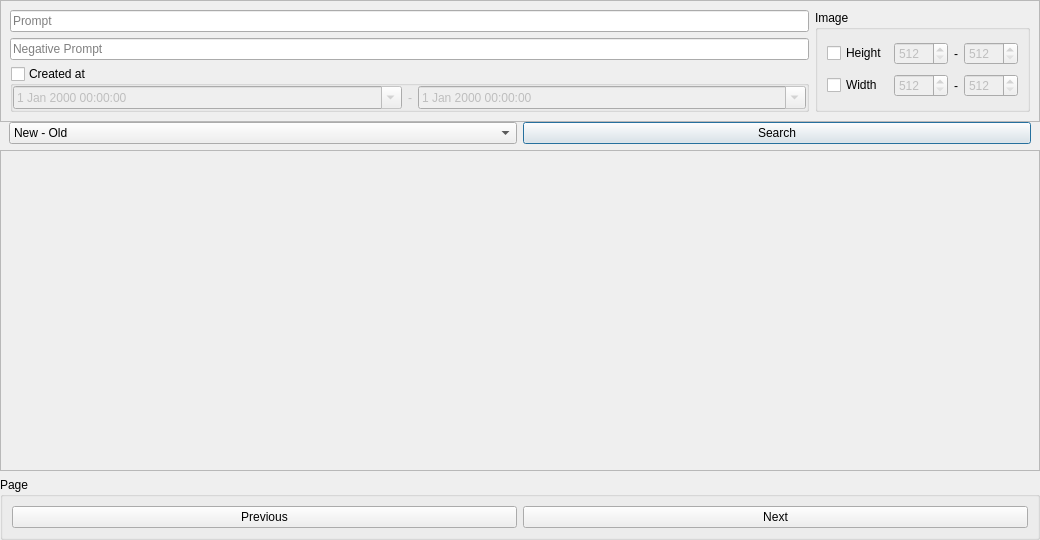
Before: the Qt Designer form leonardo_ai/view/generation_search.ui in rainu/krita-leonardo-ai, drawn with Qt 5.
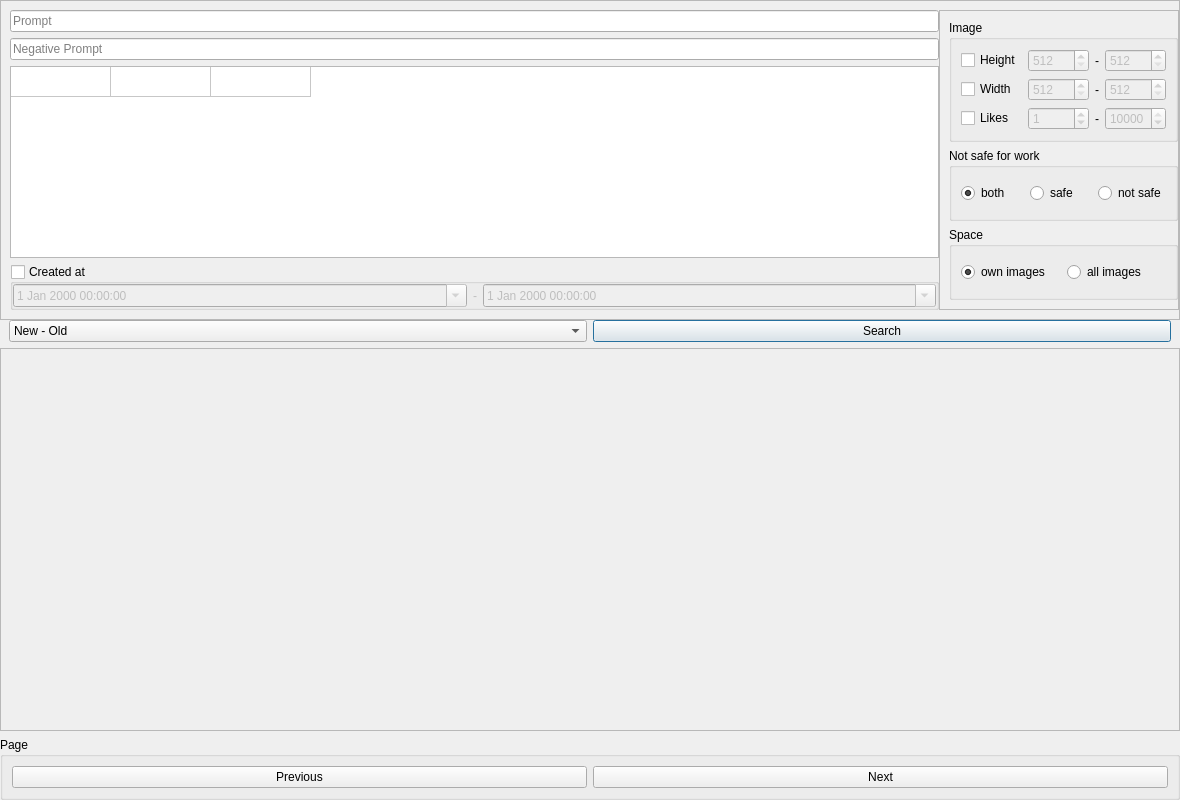
After: the same form once the commit is applied.

Commit message: add more options to search already generated images (not only the images from the user)

```diff
--- a/leonardo_ai/view/generation_search.ui
+++ b/leonardo_ai/view/generation_search.ui
@@ -6,8 +6,8 @@
    <rect>
     <x>0</x>
     <y>0</y>
-    <width>1040</width>
-    <height>540</height>
+    <width>1180</width>
+    <height>800</height>
    </rect>
   </property>
   <property name="windowTitle">
@@ -52,6 +52,12 @@
       </property>
       <item>
        <widget class="QFrame" name="frame_4">
+        <property name="sizePolicy">
+         <sizepolicy hsizetype="Preferred" vsizetype="Maximum">
+          <horstretch>0</horstretch>
+          <verstretch>0</verstretch>
+         </sizepolicy>
+        </property>
         <property name="frameShape">
          <enum>QFrame::StyledPanel</enum>
         </property>
@@ -59,6 +65,12 @@
          <enum>QFrame::Raised</enum>
         </property>
         <layout class="QHBoxLayout" name="horizontalLayout_8">
+         <property name="spacing">
+          <number>0</number>
+         </property>
+         <property name="rightMargin">
+          <number>0</number>
+         </property>
          <item>
           <widget class="QFrame" name="frame_5">
            <property name="frameShape">
@@ -82,6 +94,12 @@
             </property>
             <item>
              <widget class="QLineEdit" name="inPrompt">
+              <property name="sizePolicy">
+               <sizepolicy hsizetype="Expanding" vsizetype="Maximum">
+                <horstretch>0</horstretch>
+                <verstretch>0</verstretch>
+               </sizepolicy>
+              </property>
               <property name="placeholderText">
                <string>Prompt</string>
               </property>
@@ -89,13 +107,57 @@
             </item>
             <item>
              <widget class="QLineEdit" name="inNegativePrompt">
+              <property name="sizePolicy">
+               <sizepolicy hsizetype="Expanding" vsizetype="Maximum">
+                <horstretch>0</horstretch>
+                <verstretch>0</verstretch>
+               </sizepolicy>
+              </property>
               <property name="placeholderText">
                <string>Negative Prompt</string>
               </property>
              </widget>
             </item>
+            <item>
+             <widget class="QTableWidget" name="tblModel">
+              <property name="sizePolicy">
+               <sizepolicy hsizetype="Expanding" vsizetype="Expanding">
+                <horstretch>0</horstretch>
+                <verstretch>0</verstretch>
+               </sizepolicy>
+              </property>
+              <property name="minimumSize">
+               <size>
+                <width>0</width>
+                <height>128</height>
+               </size>
+              </property>
+              <property name="rowCount">
+               <number>1</number>
+              </property>
+              <property name="columnCount">
+               <number>3</number>
+              </property>
+              <attribute name="horizontalHeaderVisible">
+               <bool>false</bool>
+              </attribute>
+              <attribute name="verticalHeaderVisible">
+               <bool>false</bool>
+              </attribute>
+              <row/>
+              <column/>
+              <column/>
+              <column/>
+             </widget>
+            </item>
             <item>
              <widget class="QGroupBox" name="grpCreatedAt">
+              <property name="sizePolicy">
+               <sizepolicy hsizetype="Preferred" vsizetype="Maximum">
+                <horstretch>0</horstretch>
+                <verstretch>0</verstretch>
+               </sizepolicy>
+              </property>
               <property name="title">
                <string>Created at</string>
               </property>
@@ -181,6 +243,21 @@
             <property name="bottomMargin">
              <number>0</number>
             </property>
+           </layout>
+          </widget>
+         </item>
+         <item>
+          <widget class="QFrame" name="frame_7">
+           <property name="frameShape">
+            <enum>QFrame::StyledPanel</enum>
+           </property>
+           <property name="frameShadow">
+            <enum>QFrame::Raised</enum>
+           </property>
+           <layout class="QVBoxLayout" name="verticalLayout_6">
+            <property name="rightMargin">
+             <number>0</number>
+            </property>
             <item>
              <widget class="QGroupBox" name="groupBox_3">
               <property name="title">
@@ -193,6 +270,20 @@
                <bool>false</bool>
               </property>
               <layout class="QGridLayout" name="gridLayout">
+               <item row="0" column="0">
+                <widget class="QCheckBox" name="chkHeight">
+                 <property name="text">
+                  <string>Height</string>
+                 </property>
+                </widget>
+               </item>
+               <item row="1" column="0">
+                <widget class="QCheckBox" name="chkWidth">
+                 <property name="text">
+                  <string>Width</string>
+                 </property>
+                </widget>
+               </item>
                <item row="0" column="1">
                 <widget class="QSpinBox" name="inHeightMin">
                  <property name="enabled">
@@ -209,26 +300,6 @@
                  </property>
                 </widget>
                </item>
-               <item row="0" column="3">
-                <widget class="QSpinBox" name="inHeightMax">
-                 <property name="enabled">
-                  <bool>false</bool>
-                 </property>
-                 <property name="minimum">
-                  <number>512</number>
-                 </property>
-                 <property name="maximum">
-                  <number>2048</number>
-                 </property>
-                </widget>
-               </item>
-               <item row="1" column="2">
-                <widget class="QLabel" name="label_4">
-                 <property name="text">
-                  <string>-</string>
-                 </property>
-                </widget>
-               </item>
                <item row="1" column="3">
                 <widget class="QSpinBox" name="inWidthMax">
                  <property name="enabled">
@@ -242,10 +313,10 @@
                  </property>
                 </widget>
                </item>
-               <item row="1" column="0">
-                <widget class="QCheckBox" name="chkWidth">
+               <item row="1" column="2">
+                <widget class="QLabel" name="label_4">
                  <property name="text">
-                  <string>Width</string>
+                  <string>-</string>
                  </property>
                 </widget>
                </item>
@@ -262,10 +333,10 @@
                  </property>
                 </widget>
                </item>
-               <item row="0" column="0">
-                <widget class="QCheckBox" name="chkHeight">
+               <item row="2" column="0">
+                <widget class="QCheckBox" name="chkLikes">
                  <property name="text">
-                  <string>Height</string>
+                  <string>Likes</string>
                  </property>
                 </widget>
                </item>
@@ -276,6 +347,132 @@
                  </property>
                 </widget>
                </item>
+               <item row="0" column="3">
+                <widget class="QSpinBox" name="inHeightMax">
+                 <property name="enabled">
+                  <bool>false</bool>
+                 </property>
+                 <property name="minimum">
+                  <number>512</number>
+                 </property>
+                 <property name="maximum">
+                  <number>2048</number>
+                 </property>
+                </widget>
+               </item>
+               <item row="2" column="1">
+                <widget class="QSpinBox" name="inLikesMin">
+                 <property name="enabled">
+                  <bool>false</bool>
+                 </property>
+                 <property name="minimum">
+                  <number>0</number>
+                 </property>
+                 <property name="maximum">
+                  <number>10000</number>
+                 </property>
+                 <property name="value">
+                  <number>1</number>
+                 </property>
+                </widget>
+               </item>
+               <item row="2" column="3">
+                <widget class="QSpinBox" name="inLikesMax">
+                 <property name="enabled">
+                  <bool>false</bool>
+                 </property>
+                 <property name="minimum">
+                  <number>0</number>
+                 </property>
+                 <property name="maximum">
+                  <number>10000</number>
+                 </property>
+                 <property name="value">
+                  <number>10000</number>
+                 </property>
+                </widget>
+               </item>
+               <item row="2" column="2">
+                <widget class="QLabel" name="label_5">
+                 <property name="text">
+                  <string>-</string>
+                 </property>
+                </widget>
+               </item>
+              </layout>
+             </widget>
+            </item>
+            <item>
+             <widget class="QGroupBox" name="groupBox_8">
+              <property name="title">
+               <string>Not safe for work</string>
+              </property>
+              <layout class="QHBoxLayout" name="horizontalLayout">
+               <item>
+                <widget class="QRadioButton" name="radNSFWBoth">
+                 <property name="text">
+                  <string>both</string>
+                 </property>
+                 <property name="checked">
+                  <bool>true</bool>
+                 </property>
+                 <attribute name="buttonGroup">
+                  <string notr="true">buttonGroup</string>
+                 </attribute>
+                </widget>
+               </item>
+               <item>
+                <widget class="QRadioButton" name="radNSFWSafe">
+                 <property name="text">
+                  <string>safe</string>
+                 </property>
+                 <attribute name="buttonGroup">
+                  <string notr="true">buttonGroup</string>
+                 </attribute>
+                </widget>
+               </item>
+               <item>
+                <widget class="QRadioButton" name="radNSFWNotSafe">
+                 <property name="text">
+                  <string>not safe</string>
+                 </property>
+                 <attribute name="buttonGroup">
+                  <string notr="true">buttonGroup</string>
+                 </attribute>
+                </widget>
+               </item>
+              </layout>
+             </widget>
+            </item>
+            <item>
+             <widget class="QGroupBox" name="groupBox_8">
+              <property name="title">
+               <string>Space</string>
+              </property>
+              <layout class="QHBoxLayout" name="horizontalLayout_2">
+               <item>
+                <widget class="QRadioButton" name="radOwn">
+                 <property name="text">
+                  <string>own images</string>
+                 </property>
+                 <property name="checked">
+                  <bool>true</bool>
+                 </property>
+                 <attribute name="buttonGroup">
+                  <string notr="true">buttonGroup_2</string>
+                 </attribute>
+                </widget>
+               </item>
+               <item>
+                <widget class="QRadioButton" name="radCommunity">
+                 <property name="text">
+                  <string>all images</string>
+                 </property>
+                 <attribute name="buttonGroup">
+                  <string notr="true">buttonGroup_2</string>
+                 </attribute>
+                </widget>
+               </item>
               </layout>
              </widget>
             </item>
@@ -285,30 +482,6 @@
         </layout>
        </widget>
       </item>
-      <item>
-       <widget class="QFrame" name="frame_3">
-        <property name="frameShape">
-         <enum>QFrame::NoFrame</enum>
-        </property>
-        <property name="frameShadow">
-         <enum>QFrame::Raised</enum>
-        </property>
-        <layout class="QHBoxLayout" name="horizontalLayout_4">
-         <property name="leftMargin">
-          <number>0</number>
-         </property>
-         <property name="topMargin">
-          <number>0</number>
-         </property>
-         <property name="rightMargin">
-          <number>0</number>
-         </property>
-         <property name="bottomMargin">
-          <number>0</number>
-         </property>
-        </layout>
-       </widget>
-      </item>
       <item>
        <widget class="QFrame" name="frame_2">
         <property name="frameShape">
@@ -325,7 +498,7 @@
           <number>0</number>
          </property>
          <item>
-          <widget class="QComboBox" name="cmbCreatedAt">
+          <widget class="QComboBox" name="cmbOrderBy">
            <item>
             <property name="text">
              <string>New - Old</string>
@@ -336,6 +509,16 @@
              <string>Old - New</string>
             </property>
            </item>
+           <item>
+            <property name="text">
+             <string>More Likes - Less Likes</string>
+            </property>
+           </item>
+           <item>
+            <property name="text">
+             <string>Less Likes - More Likes</string>
+            </property>
+           </item>
           </widget>
          </item>
          <item>
@@ -361,8 +544,8 @@
        <rect>
         <x>0</x>
         <y>0</y>
-        <width>1038</width>
-        <height>298</height>
+        <width>1178</width>
+        <height>360</height>
        </rect>
       </property>
       <layout class="QVBoxLayout" name="verticalLayout_5">
```
Left out of the diff: 4 changed lines with no effect on the pictures. The commit also changes 12 other files.
